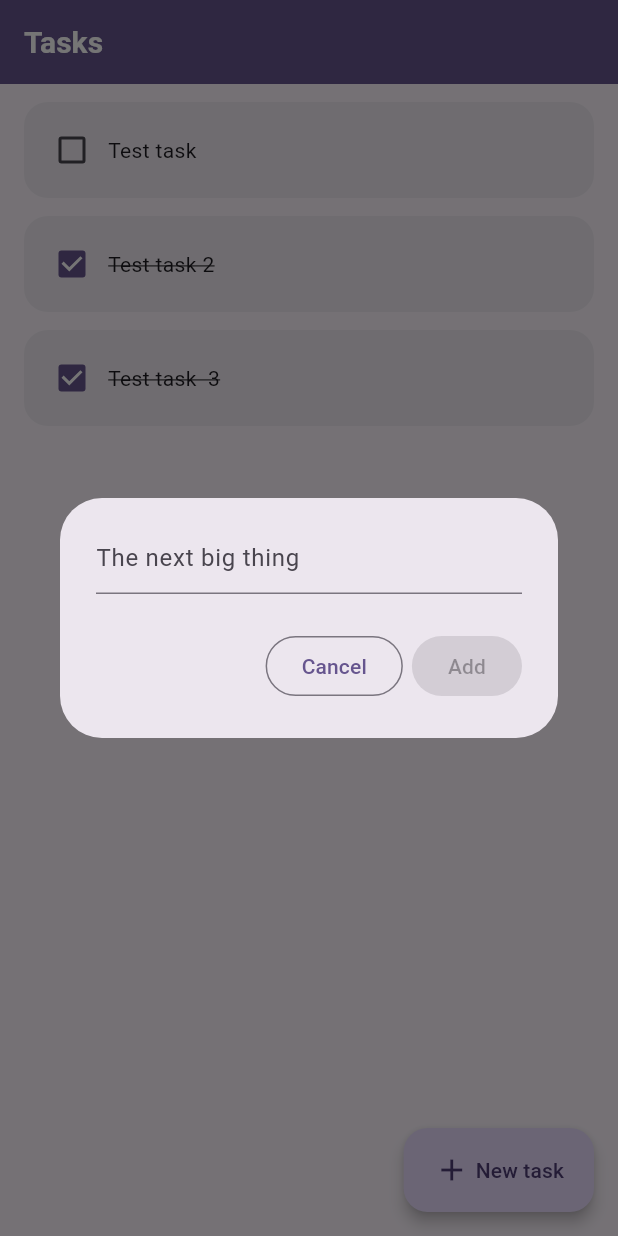
After one commit to Lund2005/simple_todo_app, a Flutter app: the screen it shows after launch, after a tap on "New task", on a phone screen of 412 x 824 dp. The commit adds this screen. Run offline on Flutter 3.47's test engine with Material 3 defaults, Android fonts, the light colour scheme and no system bars.

Commit message:
Implemented functionalities to add tasks

```diff
--- /dev/null
+++ b/lib/creation_popup.dart
@@ -0,0 +1,63 @@
+import 'package:flutter/material.dart';
+
+class CreationPopup extends StatefulWidget {
+  const CreationPopup({
+    super.key,
+    required this.controller,
+    required this.onCancel,
+    required this.onAdd,
+  });
+
+  final TextEditingController controller;
+  final VoidCallback onCancel;
+  final VoidCallback onAdd;
+
+  @override
+  State<CreationPopup> createState() => _CreationPopupState();
+}
+
+class _CreationPopupState extends State<CreationPopup> {
+  bool _enabled = false;
+
+  @override
+  Widget build(BuildContext context) {
+    return AlertDialog(
+      content: SizedBox(
+        height: 120,
+        width: 300,
+        child: Column(
+          children: [
+            TextField(
+              controller: widget.controller,
+              decoration: InputDecoration(hintText: 'The next big thing'),
+              onChanged: (value) {
+                setState(() {
+                  if (value.isEmpty) {
+                    _enabled = false;
+                  } else {
+                    _enabled = true;
+                  }
+                });
+              },
+            ),
+            Expanded(child: SizedBox()),
+            Row(
+              mainAxisAlignment: MainAxisAlignment.end,
+              children: [
+                OutlinedButton(
+                  onPressed: widget.onCancel,
+                  child: Text('Cancel'),
+                ),
+                SizedBox(width: 6),
+                FilledButton(
+                  onPressed: _enabled ? widget.onAdd : null,
+                  child: Text('Add'),
+                ),
+              ],
+            ),
+          ],
+        ),
+      ),
+    );
+  }
+}
--- a/lib/home_page.dart
+++ b/lib/home_page.dart
@@ -1,4 +1,5 @@
 import 'package:flutter/material.dart';
+import 'package:simple_todo/creation_popup.dart';
 import 'package:simple_todo/todo_list_tile.dart';
 
 class HomePage extends StatefulWidget {
@@ -14,12 +15,40 @@ class _HomePageState extends State<HomePage> {
     ["Test task 2", true],
     ["Test task  3", true],
   ];
+  final _controller = TextEditingController();
 
-  //checkboy of a task was changed
+  //checkbox of a task was changed
   void checkBoxChanged(bool? value, int index) {
     setState(() {
       todos[index][1] = value;
     });
+  }
+
+  //create new task
+  void createTask() {
+    showDialog(
+      context: context,
+      builder: (context) {
+        return CreationPopup(
+          controller: _controller,
+          onCancel: () {
+            clearCreationPopup();
+          },
+          onAdd: () {
+            setState(() {
+              todos.insert(0, [_controller.text, false]);
+            });
+            clearCreationPopup();
+          },
+        );
+      },
+    );
+  }
+
+  //add task from task creation page
+  void clearCreationPopup() {
+    Navigator.of(context).pop();
+    _controller.clear();
   }
 
   @override
@@ -39,6 +68,13 @@ class _HomePageState extends State<HomePage> {
         ),
         backgroundColor: scheme.primary,
       ),
+      floatingActionButton: FloatingActionButton.extended(
+        label: Row(
+          children: [Icon(Icons.add), SizedBox(width: 4), Text('New task')],
+        ),
+        onPressed: createTask,
+        elevation: 4,
+      ),
       body: ListView.builder(
         itemCount: todos.length,
         itemBuilder: (context, index) {
--- a/lib/main.dart
+++ b/lib/main.dart
@@ -14,7 +14,9 @@ class MyApp extends StatelessWidget {
       debugShowCheckedModeBanner: false,
       home: HomePage(),
       theme: ThemeData(
-        colorScheme: ColorScheme.fromSeed(seedColor: Colors.indigo),
+        colorScheme: ColorScheme.fromSeed(
+          seedColor: const Color.fromARGB(255, 116, 30, 255),
+        ),
       ),
     );
   }
```
Also changed, not shown: 1 other file.
